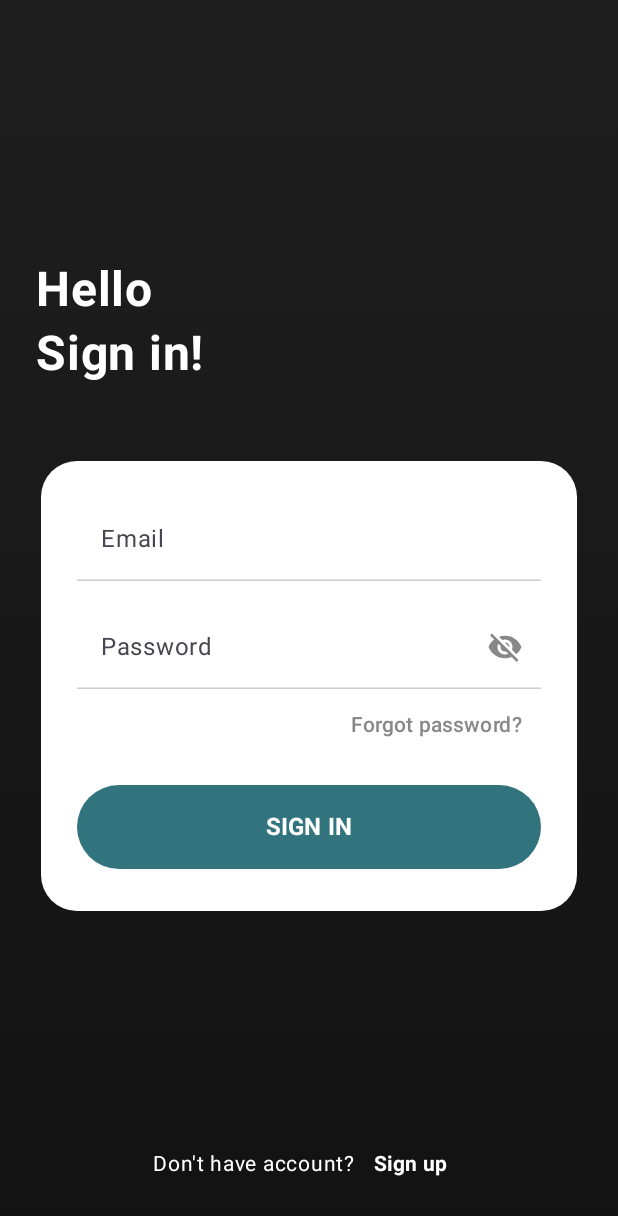
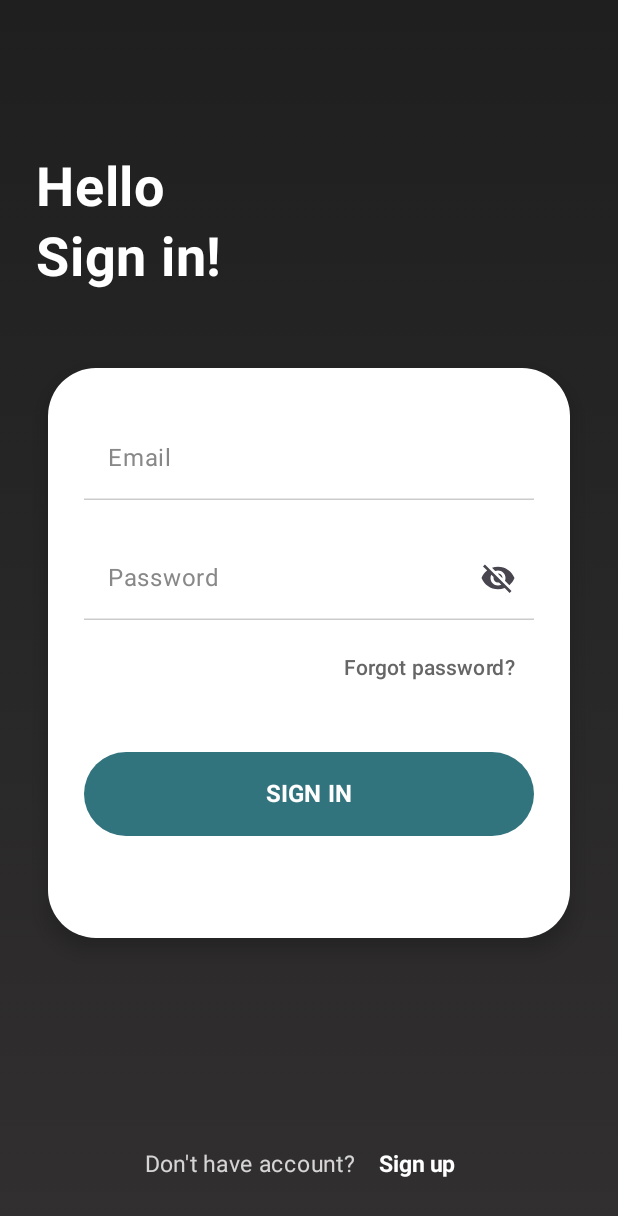
Before and after one commit to drewqt11/IT342-WorkforceHub, an Android app built with Jetpack Compose: the screen it shows after launch (MainActivity), after a tap on "SIGN IN", on a phone screen of 412 x 824 dp. Shown: the top 1216 px of the screen. Run offline under Robolectric (Android 15) with nearby library versions, the phone set to English and light mode, and no system bars.

Commit message:
Testing changes UI mobile

```diff
--- a/frontend-mobile/Mobile/app/src/main/java/cit/edu/workforce/LoginSignupScreen.kt
+++ b/frontend-mobile/Mobile/app/src/main/java/cit/edu/workforce/LoginSignupScreen.kt
@@ -101,7 +101,7 @@ fun LoginSignupScreen(
 ) {
     val gradientColors = listOf(
         Color(0xFF1F1F1F), // Dark gray
-        Color(0xFF121212)  // Almost black
+        Color(0xFF312F2F)  // Almost black
     )
 
     Box(
--- a/frontend-mobile/Mobile/app/src/main/java/cit/edu/workforce/SignInScreen.kt
+++ b/frontend-mobile/Mobile/app/src/main/java/cit/edu/workforce/SignInScreen.kt
@@ -50,8 +50,7 @@ fun AnimatedButtons(
 
     Button(
         onClick = onClick,
-        modifier = modifier
-            .scale(scale),
+        modifier = modifier.scale(scale),
         shape = RoundedCornerShape(28.dp),
         colors = ButtonDefaults.buttonColors(
             containerColor = containerColor,
@@ -66,6 +65,7 @@ fun AnimatedButtons(
         )
     }
 }
+
 @Composable
 fun SignInScreen(
     onSignUpClick: () -> Unit,
@@ -77,7 +77,7 @@ fun SignInScreen(
 
     val gradientColors = listOf(
         Color(0xFF1F1F1F), // Dark gray
-        Color(0xFF121212)  // Almost black
+        Color(0xFF312F2F)  // Almost black
     )
 
     Box(
@@ -93,39 +93,44 @@ fun SignInScreen(
                 .padding(24.dp)
                 .statusBarsPadding()
         ) {
-            Spacer(modifier = Modifier.height(150.dp))
+            Spacer(modifier = Modifier.height(80.dp))
 
             // Header Text
             Text(
                 text = "Hello",
                 color = Color.White,
-                fontSize = 32.sp,
+                fontSize = 36.sp,
                 fontWeight = FontWeight.Bold,
                 modifier = Modifier.padding(bottom = 4.dp)
             )
             Text(
                 text = "Sign in!",
                 color = Color.White,
-                fontSize = 32.sp,
+                fontSize = 36.sp,
                 fontWeight = FontWeight.Bold,
                 modifier = Modifier.padding(bottom = 32.dp)
             )
+
             Spacer(modifier = Modifier.height(20.dp))
+
             // Input Fields Container
             Card(
                 modifier = Modifier
                     .fillMaxWidth()
-                    .padding(horizontal = 3.dp)
-                    .defaultMinSize(minHeight = 300.dp),
-                shape = RoundedCornerShape(24.dp),
+                    .padding(horizontal = 8.dp)
+                    .defaultMinSize(minHeight = 380.dp),
+                shape = RoundedCornerShape(32.dp),
                 colors = CardDefaults.cardColors(
                     containerColor = Color.White
+                ),
+                elevation = CardDefaults.cardElevation(
+                    defaultElevation = 8.dp
                 )
             ) {
                 Column(
                     modifier = Modifier
                         .fillMaxWidth()
-                        .padding(24.dp)
+                        .padding(horizontal = 24.dp, vertical = 32.dp)
                 ) {
                     // Gmail Field
                     TextField(
@@ -133,13 +138,14 @@ fun SignInScreen(
                         onValueChange = { email = it },
                         label = {
                             Text(
-                                "Email"
+                                "Email",
+                                color = if (email.isEmpty()) Color.Gray else Color(0xFF000000)
                             )
                         },
                         singleLine = true,
                         modifier = Modifier
                             .fillMaxWidth()
-                            .padding(bottom = 16.dp),
+                            .padding(bottom = 24.dp),
                         keyboardOptions = KeyboardOptions(
                             keyboardType = KeyboardType.Email,
                             imeAction = ImeAction.Next
@@ -147,6 +153,7 @@ fun SignInScreen(
                         colors = TextFieldDefaults.colors(
                             focusedContainerColor = Color.Transparent,
                             unfocusedContainerColor = Color.Transparent,
+                            focusedIndicatorColor = Color(0xFF32747E),
                             unfocusedIndicatorColor = Color.LightGray,
                         )
                     )
@@ -157,13 +164,15 @@ fun SignInScreen(
                         onValueChange = { password = it },
                         label = {
                             Text(
-                                "Password"
+                                "Password",
+                                color = if (password.isEmpty()) Color.Gray else Color(0xFF000000)
                             )
                         },
                         singleLine = true,
                         visualTransformation = if (passwordVisible) VisualTransformation.None else PasswordVisualTransformation(),
                         modifier = Modifier
-                            .fillMaxWidth(),
+                            .fillMaxWidth()
+                            .padding(bottom = 8.dp),
                         keyboardOptions = KeyboardOptions(
                             keyboardType = KeyboardType.Password,
                             imeAction = ImeAction.Done
@@ -172,15 +181,15 @@ fun SignInScreen(
                             IconButton(onClick = { passwordVisible = !passwordVisible }) {
                                 Icon(
                                     imageVector = if (passwordVisible) Icons.Filled.Visibility else Icons.Filled.VisibilityOff,
-                                    contentDescription = if (passwordVisible) "Hide password" else "Show password",
-                                    tint = Color.Gray
+                                    contentDescription = if (passwordVisible) "Hide password" else "Show password"
                                 )
                             }
                         },
                         colors = TextFieldDefaults.colors(
                             focusedContainerColor = Color.Transparent,
                             unfocusedContainerColor = Color.Transparent,
-                            unfocusedIndicatorColor = Color.LightGray,
+                            focusedIndicatorColor = Color(0xFF32747E),
+                            unfocusedIndicatorColor = Color.LightGray
                         )
                     )
 
@@ -191,12 +200,12 @@ fun SignInScreen(
                     ) {
                         Text(
                             text = "Forgot password?",
-                            color = Color.Gray,
+                            color = Color(0xFF666666),
                             fontSize = 14.sp
                         )
                     }
 
-                    Spacer(modifier = Modifier.height(16.dp))
+                    Spacer(modifier = Modifier.height(32.dp))
 
                     // Sign In Button
                     AnimatedButtons(
@@ -219,15 +228,15 @@ fun SignInScreen(
                 verticalAlignment = Alignment.CenterVertically
             ) {
                 Text(
-                    text = "Don't have account?",
-                    color = Color(0xFFFFFFFF),
-                    fontSize = 14.sp
+                    text = "Don't have account? ",
+                    color = Color.White.copy(alpha = 0.8f),
+                    fontSize = 15.sp
                 )
                 TextButton(onClick = onSignUpClick) {
                     Text(
                         text = "Sign up",
-                        color = Color(0xFFFFFFFF),
-                        fontSize = 14.sp,
+                        color = Color.White,
+                        fontSize = 15.sp,
                         fontWeight = FontWeight.Bold
                     )
                 }
```
